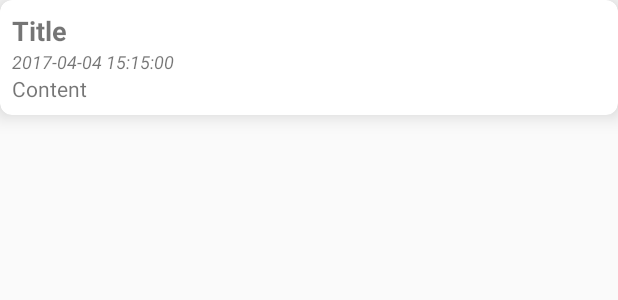
After one commit to TheWombat13/PensionConsultMainPage, an Android app: the layout rss_row.xml on its own in the app's theme, with its tools: preview values and no code run, on a phone screen of 412 x 824 dp. The commit adds this screen. Shown: the top 300 px of the screen. Run offline under Robolectric (Android 15) with nearby library versions, the phone set to English and light mode, and no system bars.

Commit message:
Adding RSS-feed to main app

```diff
--- /dev/null
+++ b/app/src/main/res/layout/rss_row.xml
@@ -0,0 +1,46 @@
+<?xml version="1.0" encoding="utf-8"?>
+<android.support.v7.widget.CardView xmlns:android="http://schemas.android.com/apk/res/android"
+    xmlns:app="http://schemas.android.com/apk/res-auto"
+    android:layout_width="match_parent"
+    android:layout_height="wrap_content"
+    android:padding="8dp"
+    app:cardCornerRadius="8dp"
+    app:cardElevation="8dp"
+    >
+
+
+    <LinearLayout
+        android:layout_margin="8dp"
+        android:orientation="vertical"
+        android:layout_width="match_parent"
+        android:layout_height="wrap_content">
+
+        <TextView
+            android:text="Title"
+            android:id="@+id/textTitle"
+            android:textSize="18sp"
+            android:textStyle="bold"
+            android:layout_width="match_parent"
+            android:layout_height="wrap_content" />
+
+        <TextView
+            android:text="2017-04-04 15:15:00"
+            android:id="@+id/textPubDate"
+            android:textSize="12sp"
+            android:textStyle="italic"
+            android:layout_width="match_parent"
+            android:layout_height="wrap_content" />
+
+        <TextView
+            android:text="Content"
+            android:id="@+id/textContent"
+            android:textSize="14sp"
+            android:textStyle="normal"
+            android:layout_width="match_parent"
+            android:layout_height="wrap_content"/>
+
+
+
+    </LinearLayout>
+
+</android.support.v7.widget.CardView>
--- /dev/null
+++ b/app/src/main/res/values/rss_colors.xml
@@ -0,0 +1,6 @@
+<?xml version="1.0" encoding="utf-8"?>
+<resources>
+    <color name="colorPrimary">#3F51B5</color>
+    <color name="colorPrimaryDark">#303F9F</color>
+    <color name="colorAccent">#FF4081</color>
+</resources>
--- /dev/null
+++ b/app/src/main/res/values/rss_styles.xml
@@ -0,0 +1,11 @@
+<resources>
+
+    <!-- Base application theme. -->
+    <style name="AppTheme" parent="Theme.AppCompat.Light.NoActionBar">
+        <!-- Customize your theme here. -->
+        <item name="colorPrimary">@color/colorPrimary</item>
+        <item name="colorPrimaryDark">@color/colorPrimaryDark</item>
+        <item name="colorAccent">@color/colorAccent</item>
+    </style>
+
+</resources>
--- a/app/src/main/res/values/styles.xml
+++ b/app/src/main/res/values/styles.xml
@@ -5,7 +5,7 @@
         <!-- Customize your theme here. -->
         <item name="colorPrimary">@color/colorAccent</item>
         <item name="colorPrimaryDark">@color/colorPrimaryDark</item>
-        <item name="colorAccent">@android:color/holo_blue_dark</item>
+        <item name="colorAccent">@color/colorAccent</item>
     </style>
 
     <style name="AppTheme.NoActionBar">
```
Also changed, not shown: app/src/main/java/com/example/jonathanlarsen/pensionconsultmainpage/rss_feed/Adapter/FeedAdapter.java (added, +104 -0 lines), app/src/main/java/com/example/jonathanlarsen/pensionconsultmainpage/rss_feed/Common/HTTPDataHandler.java (added, +48 -0 lines), app/src/main/java/com/example/jonathanlarsen/pensionconsultmainpage/rss_feed/Interface/ItemClickListener.java (added, +11 -0 lines), app/src/main/java/com/example/jonathanlarsen/pensionconsultmainpage/rss_feed/MainActivity.java (added, +100 -0 lines), app/src/main/java/com/example/jonathanlarsen/pensionconsultmainpage/rss_feed/Model/Feed.java (added, +72 -0 lines), app/src/main/java/com/example/jonathanlarsen/pensionconsultmainpage/rss_feed/Model/Item.java (added, +113 -0 lines), app/src/main/java/com/example/jonathanlarsen/pensionconsultmainpage/rss_feed/Model/RSSObject.java (added, +44 -0 lines), app/src/main/res/layout/rss_activity_main.xml (added, +31 -0 lines), app/src/main/res/menu/rss_menu.xml (added, +13 -0 lines).
